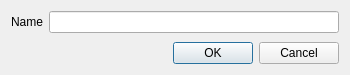
nathaneltitane/studworx, file common/lc_groupdialog.ui: the form before one commit.
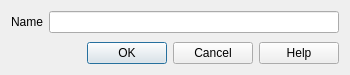
The form after the commit.

Commit message: Add contextual help to render settings and grouping dialogs

Patch:
```diff
--- a/common/lc_groupdialog.ui
+++ b/common/lc_groupdialog.ui
@@ -37,7 +37,7 @@
       <enum>Qt::Horizontal</enum>
      </property>
      <property name="standardButtons">
-      <set>QDialogButtonBox::Cancel|QDialogButtonBox::Ok</set>
+      <set>QDialogButtonBox::Cancel|QDialogButtonBox::Help|QDialogButtonBox::Ok</set>
      </property>
     </widget>
    </item>
```
Left out of the diff: 18 changed lines with no effect on the pictures. The commit also changes 17 other files.
